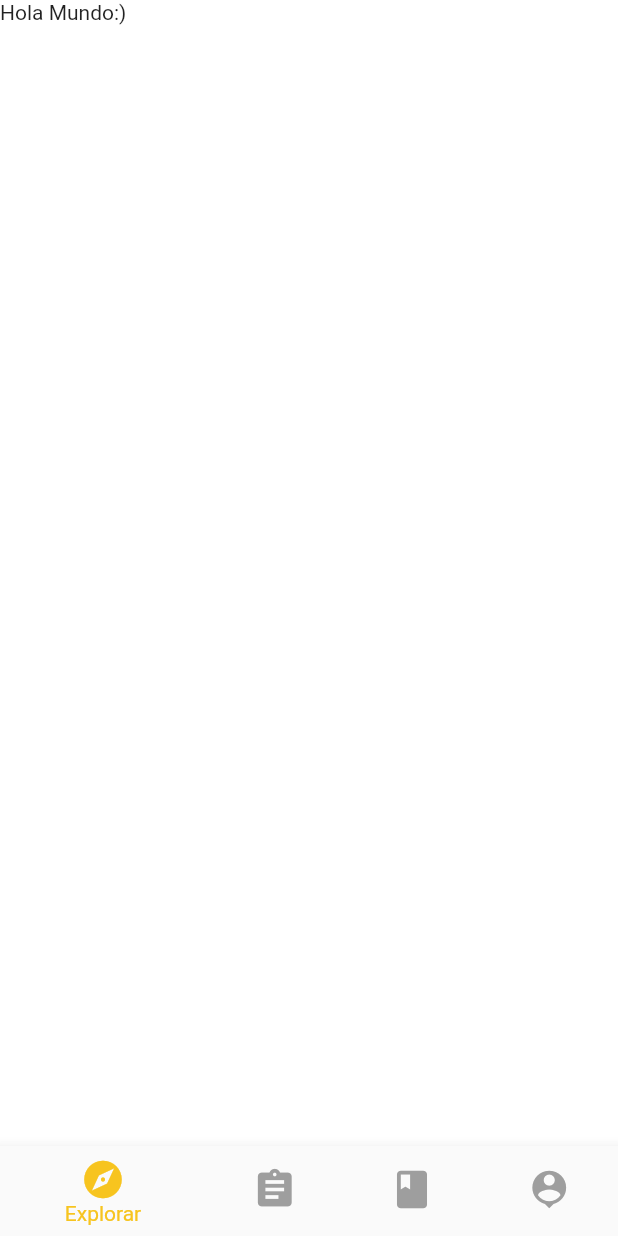
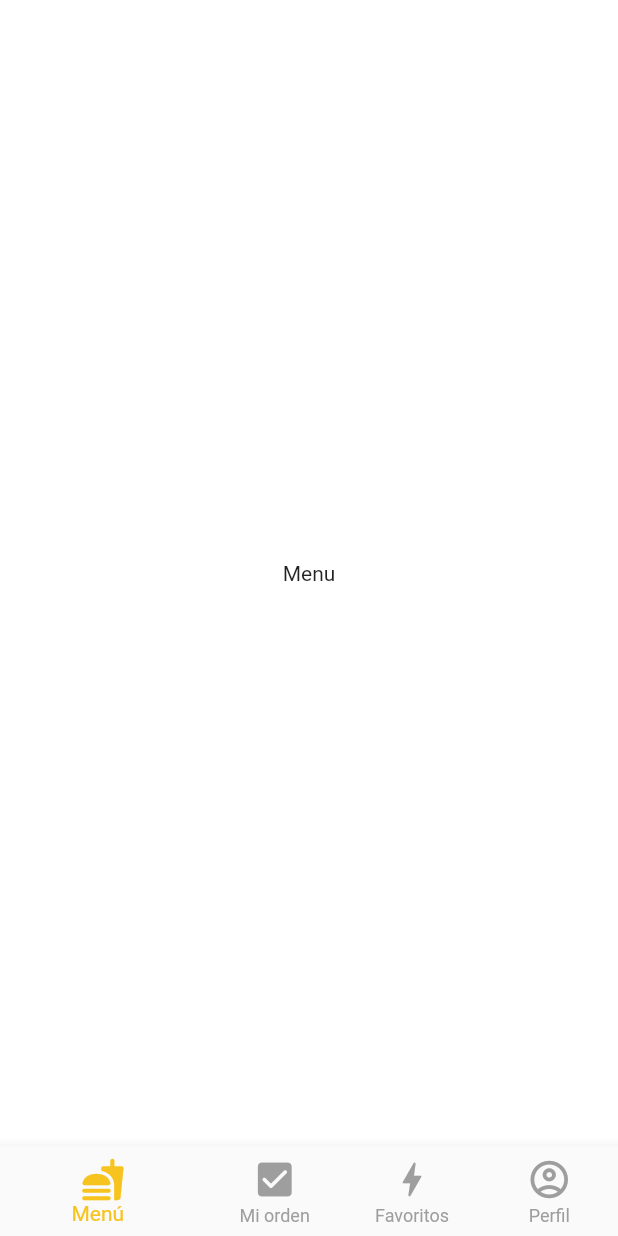
Before and after one commit to AndyShaddix/foodie, a Flutter app: the TabsPage screen opened by its route, on a phone screen of 412 x 824 dp. Run offline on Flutter 3.47's test engine with Material 2 defaults, Android fonts, the phone set to English and light mode, and no system bars.

Commit message:
Working on tabs

```diff
--- a/lib/src/pages/crearcuenta_page.dart
+++ b/lib/src/pages/crearcuenta_page.dart
@@ -57,7 +57,7 @@ class SignUp extends StatelessWidget {
 Widget _btnBack(BuildContext context, Color color) {
   return IconButton(
     icon: Icon(
-      Icons.arrow_back,
+      Icons.arrow_back_rounded,
       color: color,
       size: 50.0,
     ),
--- a/lib/src/pages/login_page.dart
+++ b/lib/src/pages/login_page.dart
@@ -153,7 +153,7 @@ Widget _passwordInput() {
 Widget _btnBack(BuildContext context, Color color) {
   return IconButton(
     icon: Icon(
-      Icons.arrow_back,
+      Icons.arrow_back_rounded,
       color: color,
       size: 50.0,
     ),
--- a/lib/src/pages/recuperarpass_page.dart
+++ b/lib/src/pages/recuperarpass_page.dart
@@ -126,7 +126,7 @@ Widget _btnHecho(BuildContext context) {
 Widget _btnBack(BuildContext context, Color color) {
   return IconButton(
     icon: Icon(
-      Icons.arrow_back,
+      Icons.arrow_back_rounded,
       color: color,
       size: 50.0,
     ),
--- /dev/null
+++ b/lib/src/tabs/explore_tab.dart
@@ -0,0 +1,10 @@
+import 'package:flutter/material.dart';
+
+class ExplorarTab extends StatelessWidget {
+  const ExplorarTab({super.key});
+
+  @override
+  Widget build(BuildContext context) {
+    return Center(child: Container(child: Text("Menu")));
+  }
+}
--- /dev/null
+++ b/lib/src/tabs/fav_tab.dart
@@ -0,0 +1,19 @@
+import 'package:flutter/material.dart';
+
+class Favoritos extends StatefulWidget {
+  const Favoritos({super.key});
+
+  @override
+  State<Favoritos> createState() => _FavoritosState();
+}
+
+class _FavoritosState extends State<Favoritos> {
+  @override
+  Widget build(BuildContext context) {
+    return Center(
+      child: Container(
+        child: Text("Favoritos"),
+      ),
+    );
+  }
+}
--- a/lib/src/tabs/tabs_page.dart
+++ b/lib/src/tabs/tabs_page.dart
@@ -1,4 +1,9 @@
 import 'package:flutter/material.dart';
+import 'package:foodie/src/tabs/profile_tab.dart';
+//Importando las 'Pages' tab.
+import 'explore_tab.dart';
+import 'fav_tab.dart';
+import 'order_tab.dart';
 
 class TabsPage extends StatefulWidget {
   const TabsPage({super.key});
@@ -8,13 +13,28 @@ class TabsPage extends StatefulWidget {
 }
 
 class _TabsPageState extends State<TabsPage> {
+  //Arreglo de objetos.
+  List<Widget> _widgetOptions = [
+    ExplorarTab(),
+    MiOrden(),
+    Favoritos(),
+    PerfilUser()
+  ];
+  //declaracion variable tipo entero para jugar con los indices del arreglo.
+  int _selectedItem = 0;
+
+  void _cambioWidget(int index) {
+    setState(() {
+      _selectedItem = index;
+    });
+  }
+
   @override
   Widget build(BuildContext context) {
     return Scaffold(
-      body: Text('Hola Mundo:)'),
+      body: _widgetOptions.elementAt(_selectedItem),
       bottomNavigationBar: _bottomNavBar(context),
     );
-  }
   }
 
   Widget _bottomNavBar(BuildContext context) {
@@ -22,22 +42,26 @@ Widget _bottomNavBar(BuildContext context) {
         iconSize: 30.0,
         selectedItemColor: Theme.of(context).primaryColor,
         unselectedItemColor: Colors.grey,
-      items: <BottomNavigationBarItem>[
+        currentIndex: _selectedItem,
+        onTap: _cambioWidget,
+        showUnselectedLabels: true,
+        items: const <BottomNavigationBarItem>[
           BottomNavigationBarItem(
-          icon: Icon(Icons.explore),
-          label: 'Explorar',
+            icon: Icon(Icons.fastfood_rounded),
+            label: 'Menú  ',
           ),
           BottomNavigationBarItem(
-          icon: Icon(Icons.assignment),
+            icon: Icon(Icons.check_box_rounded),
             label: 'Mi orden',
           ),
           BottomNavigationBarItem(
-          icon: Icon(Icons.book),
+            icon: Icon(Icons.bolt_rounded),
             label: 'Favoritos',
           ),
           BottomNavigationBarItem(
-          icon: Icon(Icons.person_pin),
+            icon: Icon(Icons.account_circle_outlined),
             label: 'Perfil',
           ),
         ]);
   }
+}
```
Also changed, not shown: lib/src/tabs/order_tab.dart (added, +19 -0 lines), lib/src/tabs/profile_tab.dart (added, +19 -0 lines). Lines whose indentation alone changed are shown as unchanged.
